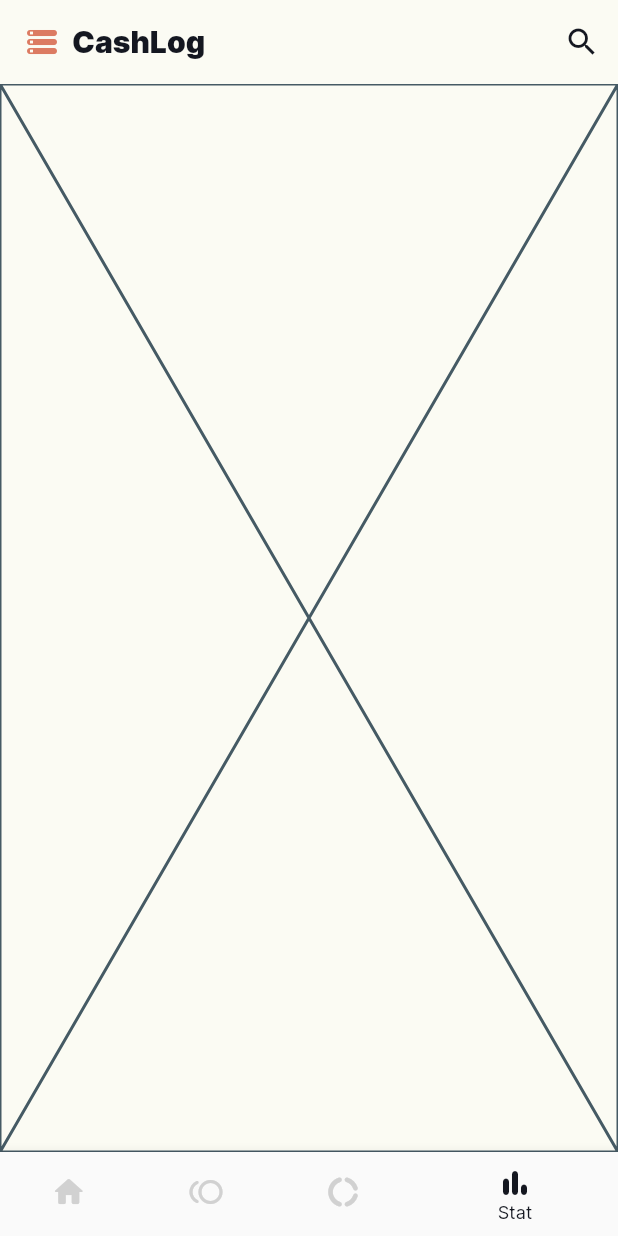
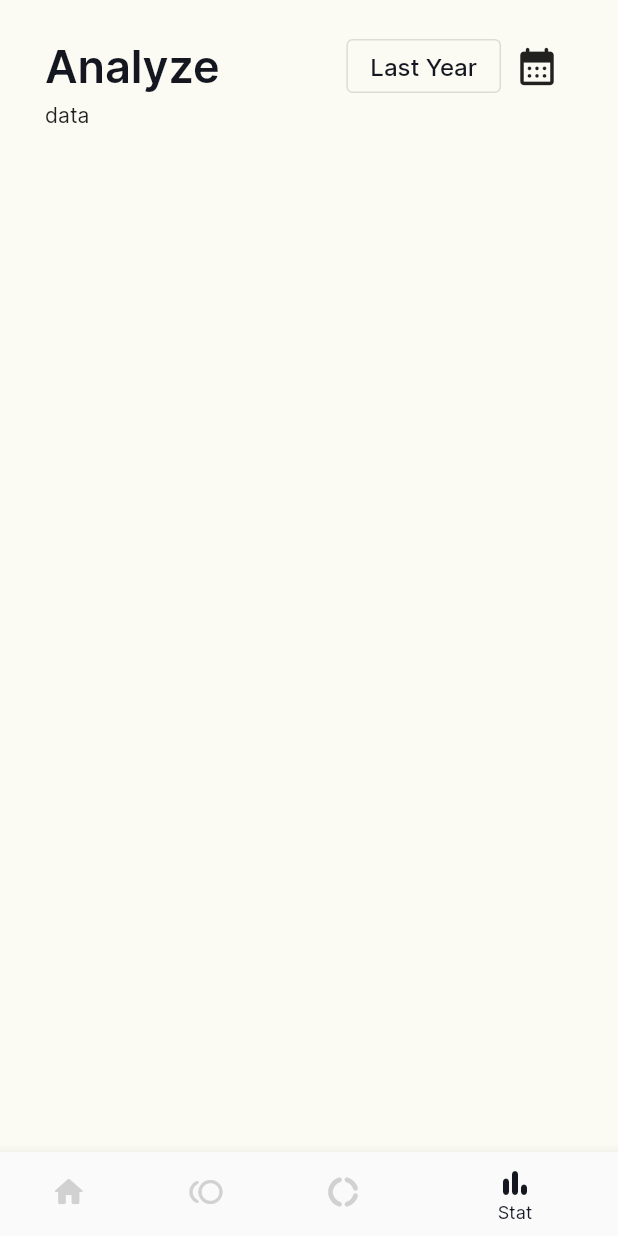
Before and after one commit to neqt/CashLog, a Flutter app: the screen it shows after launch, item 4 of the bottom bar chosen, on a phone screen of 412 x 824 dp. Run offline on Flutter 3.47's test engine with Material 2 defaults, Android fonts, the phone set to English and light mode, and no system bars; our stand-ins replace flutter_slidable, hive_flutter; accounts and stored records are empty.

```diff
--- a/lib/pages/stat_page.dart
+++ b/lib/pages/stat_page.dart
@@ -1,3 +1,4 @@
+import 'package:cashlog/utils/constants.dart';
 import 'package:flutter/material.dart';
 
 class StatPage extends StatelessWidget {
@@ -5,6 +6,60 @@ class StatPage extends StatelessWidget {
 
   @override
   Widget build(BuildContext context) {
-    return const Placeholder();
+    return Scaffold(
+      // appBar: ,
+      body: Padding(
+        padding: EdgeInsets.symmetric(
+          vertical: 20,
+          horizontal: 30,
+        ),
+        child: Column(
+          children: [
+            Row(
+              mainAxisAlignment: MainAxisAlignment.spaceBetween,
+              children: [
+                Text(
+                  'Analyze',
+                  style: TextStyle(
+                    color: primaryDark,
+                    fontSize: 30,
+                    fontWeight: FontWeight.w600,
+                  ),
+                ),
+                Row(
+                  children: [
+                    OutlinedButton(
+                      onPressed: () {},
+                      child: Text(
+                        'Last Year',
+                        style: TextStyle(
+                          color: primaryDark,
+                          fontSize: 16,
+                        ),
+                      ),
+                    ),
+                    IconButton(
+                      onPressed: () {},
+                      icon: Icon(
+                        Icons.calendar_month_rounded,
+                        size: 30,
+                      ),
+                    ),
+                  ],
+                ),
+              ],
+            ),
+            Row(
+              children: [
+                Text('data'),
+                Column(
+                    // children: [BoxDecoration(color: primaryLight,)],
+                    )
+              ],
+            ),
+          ],
+        ),
+      ),
+    );
   }
 }
--- a/lib/screen.dart
+++ b/lib/screen.dart
@@ -33,38 +33,6 @@ class _ScreenState extends State<Screen> {
   @override
   Widget build(BuildContext context) {
     return Scaffold(
-      appBar: PreferredSize(
-        preferredSize: Size.fromHeight(56),
-        child: AppBar(
-          elevation: 0,
-          title: Row(
-            mainAxisAlignment: MainAxisAlignment.start,
-            children: [
-              Icon(
-                Icons.storage_rounded,
-                size: 24,
-                color: accent,
-              ),
-              SizedBox(width: 8),
-              Text(
-                'CashLog',
-                style:
-                    TextStyle(color: primaryDark, fontWeight: FontWeight.w900),
-              ),
-            ],
-          ),
-          actions: [
-            IconButton(
-              icon: Icon(
-                Icons.search,
-                size: 24,
-                color: primaryDark,
-              ),
-              onPressed: () {},
-            ),
-          ],
-        ),
-      ),
       body: buildPageContent(currentIndex),
       bottomNavigationBar: BottomNavigationBar(
         currentIndex: currentIndex,
@@ -77,7 +45,6 @@ class _ScreenState extends State<Screen> {
         selectedFontSize: 12,
         unselectedItemColor: secondaryLight,
         backgroundColor: primaryLight,
-        // showSelectedLabels: false,
         items: [
           BottomNavigationBarItem(
             icon: Icon(Icons.home_rounded),
--- a/pubspec.yaml
+++ b/pubspec.yaml
@@ -37,6 +37,7 @@ dependencies:
   cupertino_icons: ^1.0.2
   hive: ^2.0.4
   hive_flutter: ^1.1.0
+  flutter_slidable: ^1.2.0
 
 dev_dependencies:
   flutter_test:
```
Also changed, not shown: lib/models/transaction_item.dart (+11 -2 lines), lib/pages/home_page.dart (+61 -2 lines), lib/widgets/add_transaction.dart (+6 -4 lines), lib/widgets/transaction_tile/expense_tile.dart (+26 -6 lines), lib/widgets/transaction_tile/income_tile.dart (+12 -6 lines), pubspec.lock.
